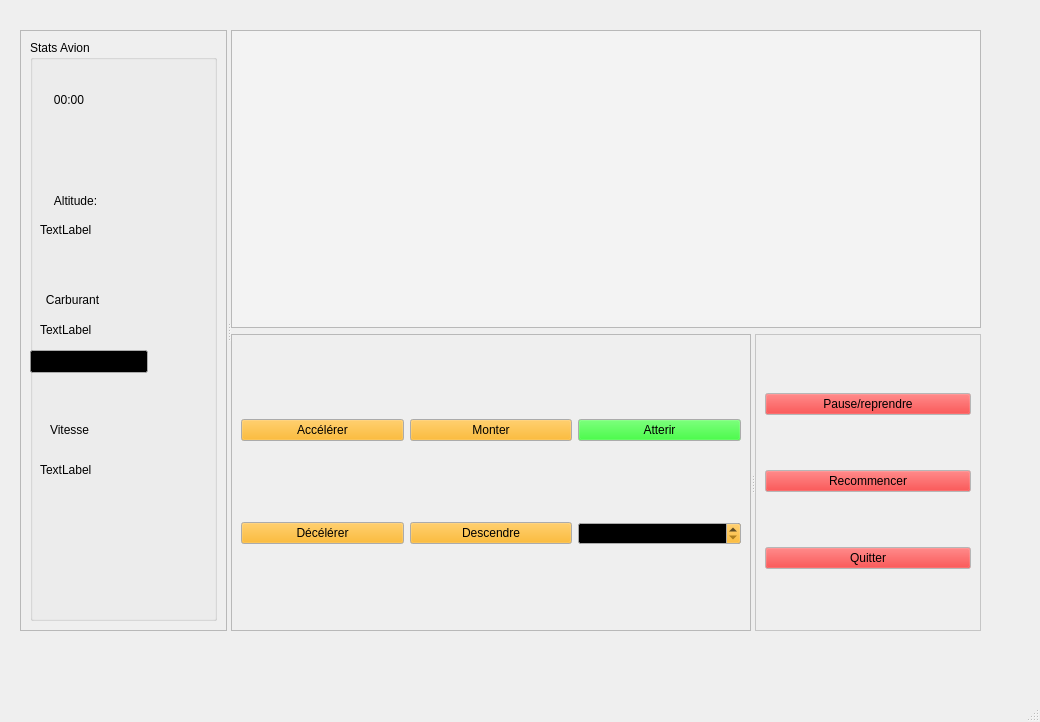
Qt form mainwindow.ui (arcreane/python-project-enzo-yasmina) before a commit.
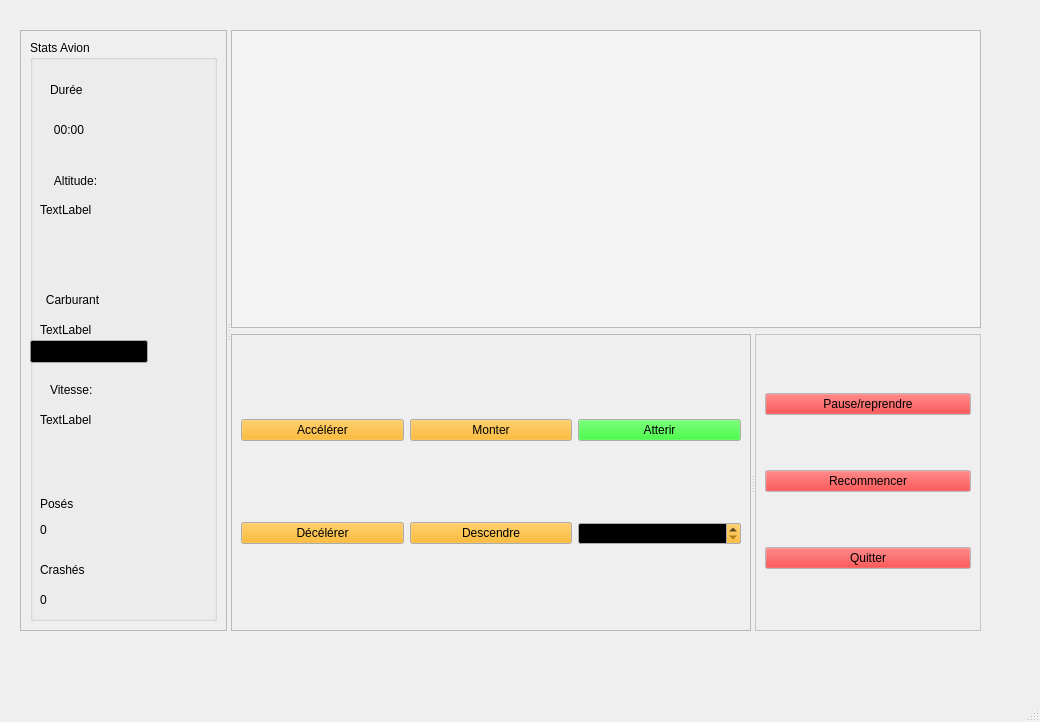
The same form after that commit.

Commit message: Stats avion

Patch:
```diff
--- a/mainwindow.ui
+++ b/mainwindow.ui
@@ -119,7 +119,7 @@
          <property name="geometry">
           <rect>
            <x>10</x>
-           <y>150</y>
+           <y>130</y>
            <width>71</width>
            <height>21</height>
           </rect>
@@ -138,7 +138,7 @@
          <property name="geometry">
           <rect>
            <x>10</x>
-           <y>180</y>
+           <y>160</y>
            <width>58</width>
            <height>19</height>
           </rect>
@@ -170,20 +170,20 @@
          <property name="geometry">
           <rect>
            <x>20</x>
-           <y>380</y>
+           <y>340</y>
            <width>58</width>
            <height>19</height>
           </rect>
          </property>
          <property name="text">
-          <string>Vitesse</string>
+          <string>Vitesse:</string>
          </property>
         </widget>
         <widget class="QLabel" name="vitesse">
          <property name="geometry">
           <rect>
            <x>10</x>
-           <y>420</y>
+           <y>370</y>
            <width>58</width>
            <height>19</height>
           </rect>
@@ -196,7 +196,7 @@
          <property name="geometry">
           <rect>
            <x>10</x>
-           <y>50</y>
+           <y>80</y>
            <width>58</width>
            <height>19</height>
           </rect>
@@ -212,7 +212,7 @@
          <property name="geometry">
           <rect>
            <x>0</x>
-           <y>310</y>
+           <y>300</y>
            <width>118</width>
            <height>23</height>
           </rect>
@@ -224,6 +224,71 @@
           <bool>true</bool>
          </property>
         </widget>
+        <widget class="QLabel" name="label">
+         <property name="geometry">
+          <rect>
+           <x>10</x>
+           <y>448</y>
+           <width>51</width>
+           <height>31</height>
+          </rect>
+         </property>
+         <property name="text">
+          <string>Posés</string>
+         </property>
+        </widget>
+        <widget class="QLabel" name="label_3">
+         <property name="geometry">
+          <rect>
+           <x>10</x>
+           <y>520</y>
+           <width>58</width>
+           <height>19</height>
+          </rect>
+         </property>
+         <property name="text">
+          <string>Crashés</string>
+         </property>
+        </widget>
+        <widget class="QLabel" name="labelPoses">
+         <property name="geometry">
+          <rect>
+           <x>10</x>
+           <y>480</y>
+           <width>58</width>
+           <height>19</height>
+          </rect>
+         </property>
+         <property name="text">
+          <string>0</string>
+         </property>
+        </widget>
+        <widget class="QLabel" name="labelCrashes">
+         <property name="geometry">
+          <rect>
+           <x>10</x>
+           <y>550</y>
+           <width>58</width>
+           <height>19</height>
+          </rect>
+         </property>
+         <property name="text">
+          <string>0</string>
+         </property>
+        </widget>
+        <widget class="QLabel" name="label_6">
+         <property name="geometry">
+          <rect>
+           <x>20</x>
+           <y>40</y>
+           <width>58</width>
+           <height>19</height>
+          </rect>
+         </property>
+         <property name="text">
+          <string>Durée</string>
+         </property>
+        </widget>
        </widget>
       </item>
      </layout>
```
The commit also changes 1 other file.
